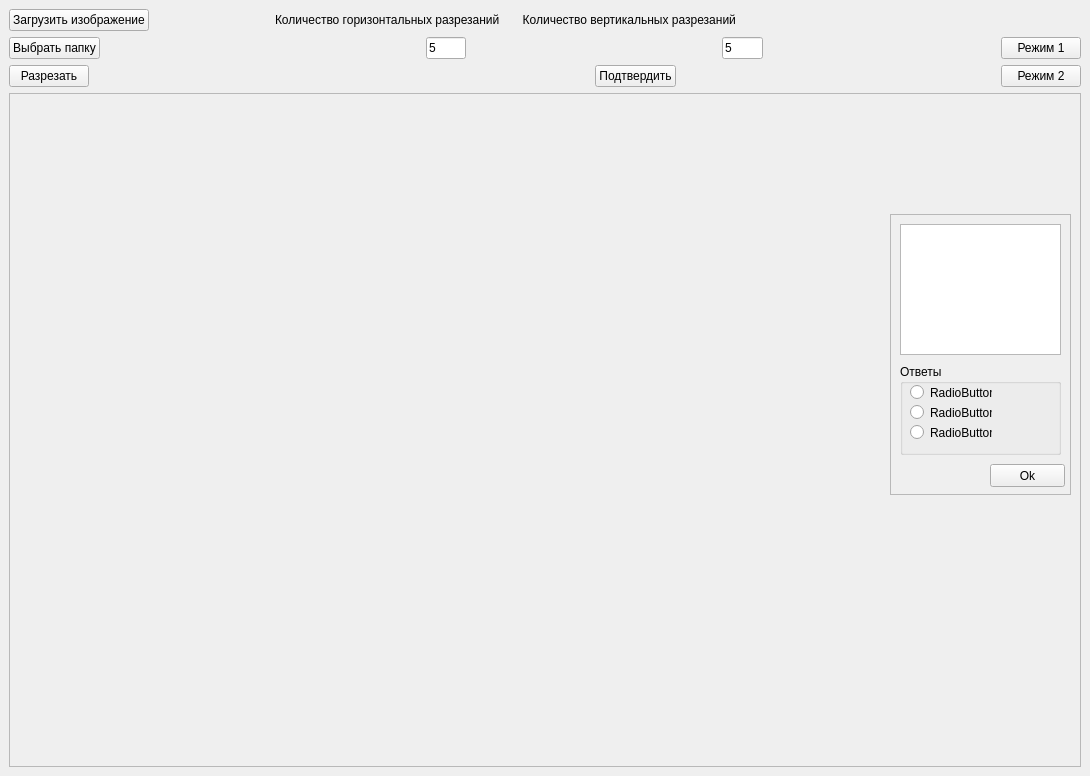
First picture: the form in MainWindow.ui, repository rugewit/crop_project, before the edit.
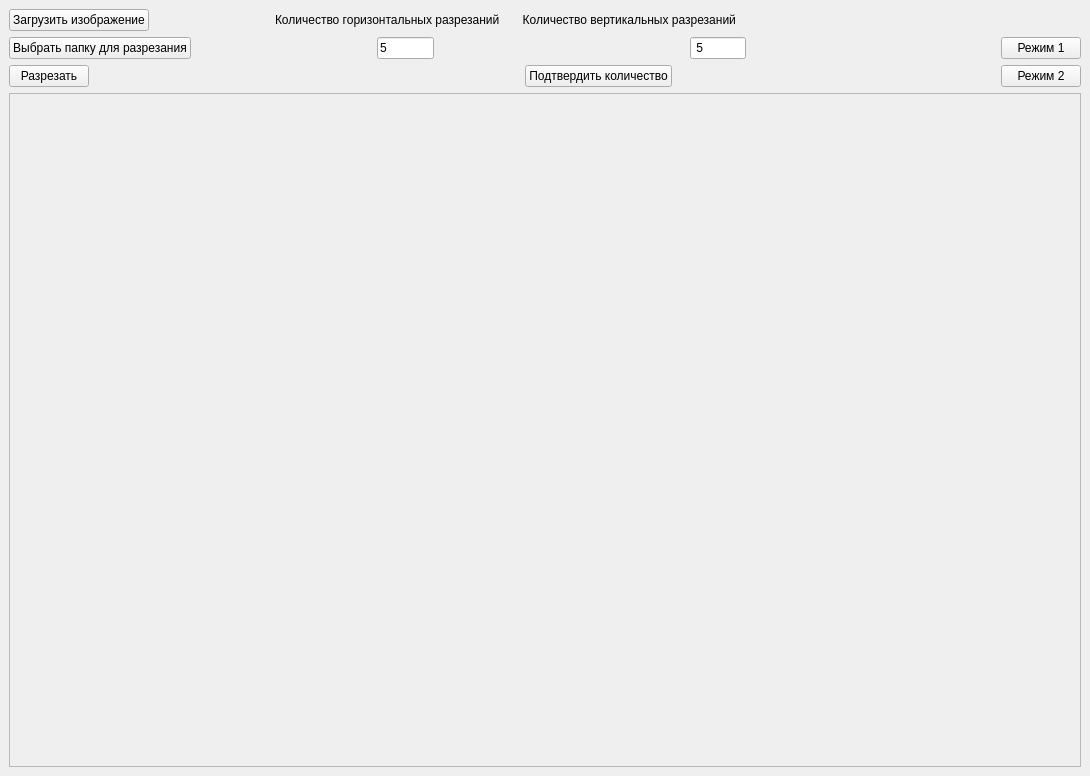
Second picture: the form after the edit.

What changed in the file:
```diff
--- a/MainWindow.ui
+++ b/MainWindow.ui
@@ -84,7 +84,7 @@
          <string notr="true">font: 12pt &quot;Century&quot;;</string>
         </property>
         <property name="text">
-         <string>Выбрать папку</string>
+         <string>Выбрать папку для разрезания</string>
         </property>
        </widget>
       </item>
@@ -98,7 +98,7 @@
         </property>
         <property name="sizeHint" stdset="0">
          <size>
-          <width>320</width>
+          <width>180</width>
           <height>20</height>
          </size>
         </property>
@@ -106,6 +106,15 @@
       </item>
       <item>
        <widget class="QLineEdit" name="lineEdit_x">
+        <property name="toolTip">
+         <string>&lt;html&gt;&lt;head/&gt;&lt;body&gt;&lt;p align=&quot;center&quot;&gt;&lt;br/&gt;&lt;/p&gt;&lt;/body&gt;&lt;/html&gt;</string>
+        </property>
+        <property name="whatsThis">
+         <string>&lt;html&gt;&lt;head/&gt;&lt;body&gt;&lt;p align=&quot;center&quot;&gt;5&lt;/p&gt;&lt;p align=&quot;center&quot;&gt;&lt;br/&gt;&lt;/p&gt;&lt;/body&gt;&lt;/html&gt;</string>
+        </property>
+        <property name="styleSheet">
+         <string notr="true">font: 12pt &quot;Century&quot;;</string>
+        </property>
         <property name="text">
          <string>5</string>
         </property>
@@ -129,8 +138,17 @@
       </item>
       <item>
        <widget class="QLineEdit" name="lineEdit_y">
+        <property name="toolTip">
+         <string>&lt;html&gt;&lt;head/&gt;&lt;body&gt;&lt;p align=&quot;center&quot;&gt;&lt;br/&gt;&lt;/p&gt;&lt;/body&gt;&lt;/html&gt;</string>
+        </property>
+        <property name="whatsThis">
+         <string>&lt;html&gt;&lt;head/&gt;&lt;body&gt;&lt;p align=&quot;center&quot;&gt;&lt;br/&gt;&lt;/p&gt;&lt;/body&gt;&lt;/html&gt;</string>
+        </property>
+        <property name="styleSheet">
+         <string notr="true">font: 12pt &quot;Century&quot;;</string>
+        </property>
         <property name="text">
-         <string>5</string>
+         <string> 5</string>
         </property>
        </widget>
       </item>
@@ -181,7 +199,7 @@
         </property>
         <property name="sizeHint" stdset="0">
          <size>
-          <width>500</width>
+          <width>430</width>
           <height>20</height>
          </size>
         </property>
@@ -193,7 +211,7 @@
          <string notr="true">font: 12pt &quot;Century&quot;;</string>
         </property>
         <property name="text">
-         <string>Подтвердить</string>
+         <string>Подтвердить количество</string>
         </property>
        </widget>
       </item>
@@ -245,97 +263,6 @@
          <height>648</height>
         </rect>
        </property>
-       <widget class="QFrame" name="frame">
-        <property name="geometry">
-         <rect>
-          <x>880</x>
-          <y>120</y>
-          <width>181</width>
-          <height>281</height>
-         </rect>
-        </property>
-        <property name="frameShape">
-         <enum>QFrame::StyledPanel</enum>
-        </property>
-        <property name="frameShadow">
-         <enum>QFrame::Raised</enum>
-        </property>
-        <widget class="QTextEdit" name="textEdit">
-         <property name="geometry">
-          <rect>
-           <x>10</x>
-           <y>10</y>
-           <width>161</width>
-           <height>131</height>
-          </rect>
-         </property>
-        </widget>
-        <widget class="QPushButton" name="pushButton">
-         <property name="geometry">
-          <rect>
-           <x>100</x>
-           <y>250</y>
-           <width>75</width>
-           <height>23</height>
-          </rect>
-         </property>
-         <property name="text">
-          <string>Ok</string>
-         </property>
-        </widget>
-        <widget class="QGroupBox" name="groupBox">
-         <property name="geometry">
-          <rect>
-           <x>10</x>
-           <y>150</y>
-           <width>161</width>
-           <height>91</height>
-          </rect>
-         </property>
-         <property name="title">
-          <string>Ответы</string>
-         </property>
-         <widget class="QRadioButton" name="radioButton">
-          <property name="geometry">
-           <rect>
-            <x>10</x>
-            <y>20</y>
-            <width>82</width>
-            <height>17</height>
-           </rect>
-          </property>
-          <property name="text">
-           <string>RadioButton</string>
-          </property>
-         </widget>
-         <widget class="QRadioButton" name="radioButton_2">
-          <property name="geometry">
-           <rect>
-            <x>10</x>
-            <y>40</y>
-            <width>82</width>
-            <height>17</height>
-           </rect>
-          </property>
-          <property name="text">
-           <string>RadioButton</string>
-          </property>
-         </widget>
-         <widget class="QRadioButton" name="radioButton_3">
-          <property name="geometry">
-           <rect>
-            <x>10</x>
-            <y>60</y>
-            <width>82</width>
-            <height>17</height>
-           </rect>
-          </property>
-          <property name="text">
-           <string>RadioButton</string>
-          </property>
-         </widget>
-        </widget>
-       </widget>
       </widget>
      </widget>
     </item>
```
